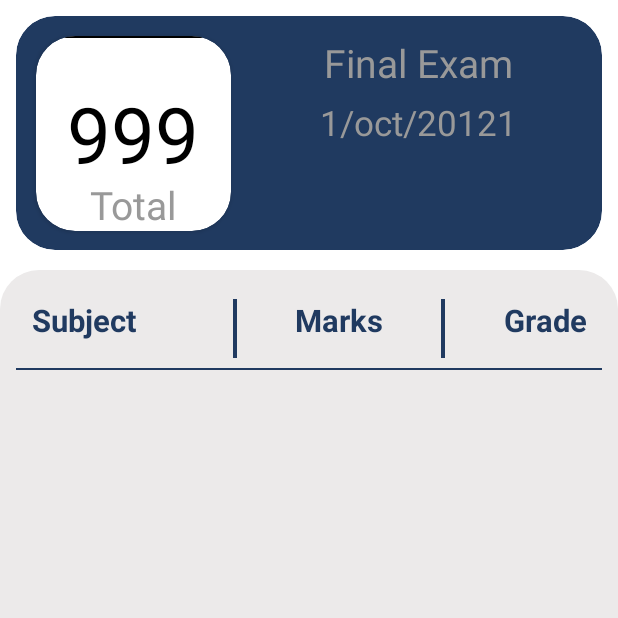
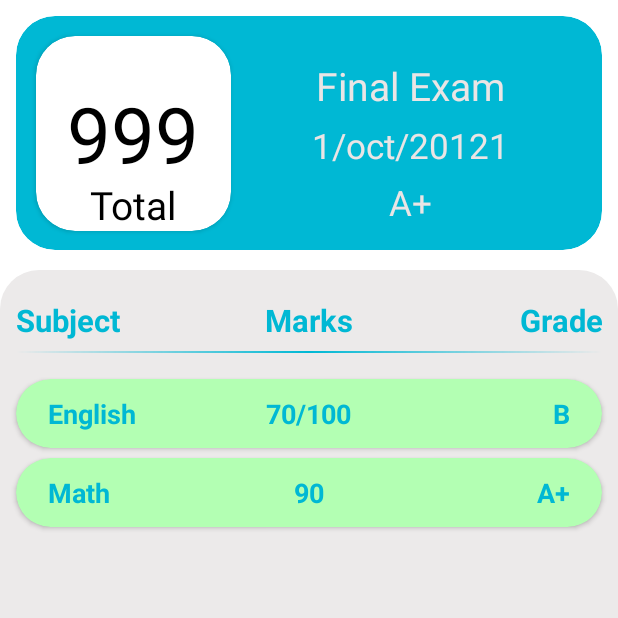
Before and after one commit to enfotrix/studentportl, an Android app: the ActivityResult screen opened directly, with no data from a screen before it, on a phone screen of 412 x 824 dp, the top half of it. Run offline under Robolectric (Android 15) with nearby library versions, the phone set to English and light mode, and no system bars; our stand-ins replace sdp/ssp sizes.

Commit message:
front end raw form complete

```diff
--- a/app/src/main/AndroidManifest.xml
+++ b/app/src/main/AndroidManifest.xml
@@ -34,6 +34,7 @@
 
                 <category android:name="android.intent.category.LAUNCHER" />
             </intent-filter>
+
         </activity>
         <activity android:name=".Activities.MainActivity">
 
--- a/app/src/main/java/com/enfotrix/studentportal/Activities/ActivityResult.java
+++ b/app/src/main/java/com/enfotrix/studentportal/Activities/ActivityResult.java
@@ -3,17 +3,64 @@ package com.enfotrix.studentportal.Activities;
 import android.os.Bundle;
 
 import androidx.appcompat.app.AppCompatActivity;
+import androidx.recyclerview.widget.LinearLayoutManager;
+import androidx.recyclerview.widget.RecyclerView;
 
+import com.enfotrix.studentportal.Adapters.Adapter_Result;
+import com.enfotrix.studentportal.Models.Model_Result;
 import com.enfotrix.studentportal.R;
 
+import java.util.ArrayList;
+
 public class ActivityResult extends AppCompatActivity {
+
+    // def var
+    RecyclerView rv_result;
+    ArrayList<Model_Result> resultArrayList;
+    Adapter_Result adapterResult;
 
     @Override
     protected void onCreate(Bundle savedInstanceState) {
         super.onCreate(savedInstanceState);
         setContentView(R.layout.activity_result);
+        getSupportActionBar().hide();
 
-        getSupportActionBar().hide();
+        // iniviews
+        IniViews();
+
+        ResultAdapter();
+
+    }
+
+    private void ResultAdapter() {
+
+        rv_result.setHasFixedSize(true);
+        rv_result.setHasFixedSize(true);
+        rv_result.setLayoutManager(new LinearLayoutManager(getApplicationContext()));
+
+        resultArrayList = new ArrayList<>();
+
+        Model_Result model_result = new Model_Result();
+        model_result.setSub_name("English");
+        model_result.setSub_marks("70/100");
+        model_result.setSub_grade("B");
+        resultArrayList.add(model_result);
+
+        Model_Result model_result1 = new Model_Result();
+        model_result1.setSub_name("Math");
+        model_result1.setSub_marks("90");
+        model_result1.setSub_grade("A+");
+        resultArrayList.add(model_result1);
+
+        adapterResult = new Adapter_Result(getApplicationContext(), resultArrayList);
+        rv_result.setAdapter(adapterResult);
+        adapterResult.notifyDataSetChanged();
+
+    }
+
+    private void IniViews() {
+
+        rv_result = findViewById(R.id.rv_result);
 
     }
 }
--- a/app/src/main/java/com/enfotrix/studentportal/Activities/Activity_full_image_container.java
+++ b/app/src/main/java/com/enfotrix/studentportal/Activities/Activity_full_image_container.java
@@ -57,6 +57,7 @@ public class Activity_full_image_container extends AppCompatActivity {
     }
 
     private void downloadImage() {
+
         BitmapDrawable drawable = (BitmapDrawable) fullImage.getDrawable();
         Bitmap bitmap = drawable.getBitmap();
         File filepath = Environment.getExternalStorageDirectory();
--- /dev/null
+++ b/app/src/main/java/com/enfotrix/studentportal/Adapters/Adapter_Result.java
@@ -0,0 +1,84 @@
+package com.enfotrix.studentportal.Adapters;
+
+import android.content.Context;
+import android.graphics.Color;
+import android.view.LayoutInflater;
+import android.view.View;
+import android.view.ViewGroup;
+import android.widget.TextView;
+
+import androidx.annotation.NonNull;
+import androidx.cardview.widget.CardView;
+import androidx.recyclerview.widget.RecyclerView;
+
+import com.enfotrix.studentportal.Models.Model_Result;
+import com.enfotrix.studentportal.R;
+
+import org.jetbrains.annotations.NotNull;
+
+import java.util.ArrayList;
+import java.util.Random;
+
+public class Adapter_Result extends RecyclerView.Adapter<Adapter_Result.ViewHolder> {
+    ArrayList<Model_Result> resultArrayList;
+    Context context;
+
+    public Adapter_Result(Context context, ArrayList<Model_Result> resultArrayList) {
+        this.context = context;
+        this.resultArrayList = resultArrayList;
+    }
+
+    @NonNull
+    @NotNull
+    @Override
+    public Adapter_Result.ViewHolder onCreateViewHolder(@NonNull @NotNull ViewGroup parent, int viewType) {
+        LayoutInflater layoutInflater = LayoutInflater.from(parent.getContext());
+        View listItem = layoutInflater.inflate(R.layout.list_result, parent, false);
+        ViewHolder viewHolder = new ViewHolder(listItem);
+        return viewHolder;
+    }
+
+    @Override
+    public void onBindViewHolder(@NonNull @NotNull Adapter_Result.ViewHolder holder, int position) {
+        final Model_Result model_result = resultArrayList.get(position);
+
+        holder.tv_sub.setText(model_result.getSub_name());
+        holder.tv_marks.setText(model_result.getSub_marks());
+        holder.tv_grade.setText(model_result.getSub_grade());
+    }
+
+    @Override
+    public int getItemCount() {
+        return resultArrayList.size();
+    }
+
+    public class ViewHolder extends RecyclerView.ViewHolder {
+        TextView tv_sub, tv_marks, tv_grade;
+        CardView cv_result;
+
+        public ViewHolder(@NonNull @NotNull View itemView) {
+            super(itemView);
+
+            tv_sub = itemView.findViewById(R.id.tv_sub);
+            tv_marks = itemView.findViewById(R.id.tv_marks);
+            tv_grade = itemView.findViewById(R.id.tv_grade);
+            cv_result = itemView.findViewById(R.id.cv_result);
+
+            cv_result.setCardBackgroundColor(getcolore());
+
+
+        }
+    }
+
+    private static int getcolore() {
+
+        int[] color = new int[]{Color.parseColor("#ffeb99"), Color.parseColor("#b3ffb3")};
+        int lenghth = color.length;
+
+        Random random = new Random();
+        int rand = random.nextInt(lenghth);
+        return color[rand];
+        // return Color.argb(255, random.nextInt(256), random.nextInt(256),     random.nextInt(256));
+
+    }
+}
--- /dev/null
+++ b/app/src/main/java/com/enfotrix/studentportal/Models/Model_Result.java
@@ -0,0 +1,42 @@
+package com.enfotrix.studentportal.Models;
+
+public class Model_Result {
+
+    String sub_name;
+    String sub_marks;
+    String sub_grade;
+
+    public Model_Result() {
+
+    }
+
+    public Model_Result(String sub_name, String sub_marks, String sub_grade) {
+        this.sub_name = sub_name;
+        this.sub_marks = sub_marks;
+        this.sub_grade = sub_grade;
+    }
+
+    public String getSub_name() {
+        return sub_name;
+    }
+
+    public void setSub_name(String sub_name) {
+        this.sub_name = sub_name;
+    }
+
+    public String getSub_marks() {
+        return sub_marks;
+    }
+
+    public void setSub_marks(String sub_marks) {
+        this.sub_marks = sub_marks;
+    }
+
+    public String getSub_grade() {
+        return sub_grade;
+    }
+
+    public void setSub_grade(String sub_grade) {
+        this.sub_grade = sub_grade;
+    }
+}
--- /dev/null
+++ b/app/src/main/res/drawable/resultlist_bg.xml
@@ -0,0 +1,7 @@
+<?xml version="1.0" encoding="utf-8"?>
+<shape android:shape="rectangle" xmlns:android="http://schemas.android.com/apk/res/android">
+
+    <solid android:color="@color/white"/>
+    <stroke android:color="@color/blue_dark" android:width="@dimen/_1sdp"/>
+
+</shape>
--- a/app/src/main/res/layout/activity_result.xml
+++ b/app/src/main/res/layout/activity_result.xml
@@ -36,26 +36,20 @@
                     <TextView
                         android:layout_width="match_parent"
                         android:layout_height="wrap_content"
+                        android:layout_centerInParent="true"
                         android:gravity="center_horizontal"
+
                         android:text="999"
-
-                        android:layout_centerInParent="true"
                         android:textColor="@color/black"
                         android:textSize="@dimen/_40ssp" />
-
-                    <View
-                        android:layout_width="match_parent"
-                        android:layout_height="@dimen/_1sdp"
-                        android:layout_marginHorizontal="@dimen/_15sdp"
-                        android:background="@color/black" />
 
                     <TextView
                         android:layout_width="match_parent"
                         android:layout_height="wrap_content"
+                        android:layout_alignParentBottom="true"
                         android:gravity="center_horizontal"
                         android:text="Total"
-                        android:layout_alignParentBottom="true"
-                        android:textColor="@color/black_m"
+                        android:textColor="@color/black"
                         android:textSize="@dimen/_20ssp" />
 
 
@@ -66,6 +60,7 @@
             <LinearLayout
                 android:layout_width="match_parent"
                 android:layout_height="match_parent"
+                android:gravity="center"
                 android:orientation="vertical">
 
                 <TextView
@@ -88,6 +83,16 @@
                     android:textColor="@color/black_m"
                     android:textSize="@dimen/_18ssp" />
 
+                <TextView
+                    android:layout_width="match_parent"
+                    android:layout_height="wrap_content"
+                    android:layout_marginTop="@dimen/_5sdp"
+                    android:layout_marginRight="@dimen/_8sdp"
+                    android:gravity="center_horizontal"
+                    android:text="A+"
+                    android:textColor="@color/black_m"
+                    android:textSize="@dimen/_18ssp" />
+
 
             </LinearLayout>
 
@@ -102,61 +107,44 @@
         android:background="@drawable/result_bg"
         android:orientation="vertical">
 
-        <LinearLayout
+        <RelativeLayout
             android:layout_width="match_parent"
             android:layout_height="wrap_content"
             android:layout_marginHorizontal="@dimen/_8sdp"
             android:layout_marginTop="@dimen/_15sdp"
-            android:orientation="horizontal"
-            android:weightSum="4">
+            android:orientation="horizontal">
 
             <TextView
                 android:id="@+id/tv_sub"
                 android:layout_width="wrap_content"
                 android:layout_height="wrap_content"
                 android:layout_alignParentLeft="true"
-                android:layout_weight="1"
-                android:paddingLeft="@dimen/_8sdp"
                 android:text="Subject"
                 android:textColor="@color/blue_dark"
                 android:textSize="@dimen/_16ssp"
                 android:textStyle="bold" />
 
-            <View
-                android:layout_width="@dimen/_2sdp"
-                android:layout_height="@dimen/_30ssp"
-                android:layout_marginLeft="@dimen/_20sdp"
-                android:layout_toRightOf="@+id/tv_sub"
-                android:background="@color/blue_dark" />
-
             <TextView
                 android:layout_width="wrap_content"
                 android:layout_height="wrap_content"
+                android:layout_centerInParent="true"
                 android:layout_weight="2"
-                android:gravity="center_horizontal"
                 android:text="Marks"
                 android:textColor="@color/blue_dark"
                 android:textSize="@dimen/_16ssp"
                 android:textStyle="bold" />
 
-            <View
-                android:layout_width="@dimen/_2sdp"
-                android:layout_height="@dimen/_30ssp"
-                android:layout_toRightOf="@+id/tv_sub"
-                android:background="@color/blue_dark" />
-
             <TextView
                 android:layout_width="wrap_content"
                 android:layout_height="wrap_content"
-                android:layout_weight="1"
+                android:layout_alignParentRight="true"
                 android:gravity="right"
-                android:paddingRight="@dimen/_8sdp"
                 android:text="Grade"
                 android:textColor="@color/blue_dark"
                 android:textSize="@dimen/_16ssp"
                 android:textStyle="bold" />
 
-        </LinearLayout>
+        </RelativeLayout>
 
         <View
             android:layout_width="match_parent"
@@ -164,7 +152,13 @@
             android:layout_below="@+id/tv_sub"
             android:layout_marginHorizontal="@dimen/_8sdp"
             android:layout_marginTop="@dimen/_5sdp"
-            android:background="@color/blue_dark" />
+            android:background="@drawable/shape_line" />
+
+        <androidx.recyclerview.widget.RecyclerView
+            android:id="@+id/rv_result"
+            android:layout_width="match_parent"
+            android:layout_height="match_parent"
+            android:layout_marginTop="@dimen/_8sdp" />
 
     </LinearLayout>
 
--- a/app/src/main/res/layout/fragment_home.xml
+++ b/app/src/main/res/layout/fragment_home.xml
@@ -132,6 +132,7 @@
                                     android:layout_alignParentRight="true"
                                     android:layout_alignParentBottom="true"
                                     android:paddingTop="@dimen/_20sdp"
+                                    android:scaleType="fitEnd"
                                     android:src="@drawable/datesheet" />
 
                                 <TextView
@@ -169,6 +170,7 @@
                                     android:layout_alignParentRight="true"
                                     android:layout_alignParentBottom="true"
                                     android:paddingTop="@dimen/_20sdp"
+                                    android:scaleType="fitEnd"
                                     android:src="@drawable/timetable" />
 
                                 <TextView
@@ -305,6 +307,7 @@
                                     android:layout_alignParentRight="true"
                                     android:layout_alignParentBottom="true"
                                     android:paddingTop="@dimen/_20sdp"
+                                    android:scaleType="fitEnd"
                                     android:src="@drawable/feedback" />
 
                                 <TextView
@@ -342,6 +345,7 @@
                                     android:layout_height="match_parent"
                                     android:layout_alignParentRight="true"
                                     android:layout_alignParentBottom="true"
+                                    android:scaleType="fitEnd"
                                     android:paddingTop="@dimen/_20sdp"
                                     android:src="@drawable/galleryimg" />
 
@@ -381,6 +385,7 @@
                                     android:layout_alignParentRight="true"
                                     android:layout_alignParentBottom="true"
                                     android:paddingTop="@dimen/_20sdp"
+                                    android:scaleType="fitEnd"
                                     android:src="@drawable/contacticon" />
 
                                 <TextView
@@ -413,6 +418,7 @@
                                 android:layout_height="match_parent">
 
                                 <ImageView
+                                    android:scaleType="fitEnd"
                                     android:layout_width="match_parent"
                                     android:layout_height="match_parent"
                                     android:layout_alignParentRight="true"
--- a/app/src/main/res/layout/fragment_notifications.xml
+++ b/app/src/main/res/layout/fragment_notifications.xml
@@ -3,6 +3,7 @@
     xmlns:tools="http://schemas.android.com/tools"
     android:layout_width="match_parent"
     android:layout_height="match_parent"
+    android:background="@color/blue_dark"
     tools:context=".Fragments.NotificationsFragment">
 
     <androidx.swiperefreshlayout.widget.SwipeRefreshLayout xmlns:android="http://schemas.android.com/apk/res/android"
@@ -21,8 +22,8 @@
                 android:layout_height="wrap_content"
                 android:layout_margin="@dimen/_15sdp"
                 android:text="@string/str_notifications"
-                android:textColor="@color/black"
-                android:textSize="@dimen/_16ssp"
+                android:textColor="@color/black_m"
+                android:textSize="@dimen/_22ssp"
                 android:textStyle="bold" />
 
             <ScrollView
@@ -48,7 +49,7 @@
                         android:id="@+id/list_Notifi"
                         android:layout_width="match_parent"
                         android:layout_height="wrap_content"
-                        android:layout_marginTop="10dp" />
+                        android:layout_marginTop="@dimen/_5sdp" />
 
                     <TextView
                         android:visibility="gone"
--- a/app/src/main/res/layout/list_notifi.xml
+++ b/app/src/main/res/layout/list_notifi.xml
@@ -9,9 +9,8 @@
         android:layout_height="wrap_content"
         android:layout_marginHorizontal="@dimen/_8sdp"
         android:layout_marginTop="8dp"
-        android:elevation="8dp"
         app:cardCornerRadius="8dp"
-        app:cardElevation="8dp">
+        >
 
         <RelativeLayout
             android:id="@+id/layout_Notify"
@@ -24,6 +23,7 @@
                 android:id="@+id/circlr_img"
                 android:layout_width="@dimen/_45sdp"
                 android:layout_height="@dimen/_45sdp"
+                android:layout_marginHorizontal="@dimen/_5sdp"
                 android:layout_centerVertical="true"
                 android:src="@drawable/slogo"
                 app:civ_border_color="@color/blue_dark"
--- /dev/null
+++ b/app/src/main/res/layout/list_result.xml
@@ -0,0 +1,58 @@
+<?xml version="1.0" encoding="utf-8"?>
+<androidx.cardview.widget.CardView xmlns:android="http://schemas.android.com/apk/res/android"
+    xmlns:app="http://schemas.android.com/apk/res-auto"
+    android:id="@+id/cv_result"
+    android:layout_width="match_parent"
+    android:layout_height="wrap_content"
+    android:layout_marginHorizontal="@dimen/_8sdp"
+    android:layout_marginTop="@dimen/_5sdp"
+
+    android:orientation="vertical"
+    app:cardCornerRadius="@dimen/_20sdp">
+
+    <RelativeLayout
+        android:layout_width="match_parent"
+        android:layout_height="wrap_content"
+        android:layout_marginHorizontal="@dimen/_8sdp"
+        android:layout_marginVertical="@dimen/_8sdp"
+        android:orientation="horizontal">
+
+        <TextView
+            android:id="@+id/tv_sub"
+            android:layout_width="wrap_content"
+            android:layout_height="wrap_content"
+            android:layout_alignParentLeft="true"
+            android:layout_centerVertical="true"
+            android:paddingLeft="@dimen/_8sdp"
+            android:text="Subject"
+            android:textColor="@color/blue_dark"
+            android:textSize="@dimen/_14ssp"
+            android:textStyle="bold" />
+
+        <TextView
+            android:id="@+id/tv_marks"
+            android:layout_width="wrap_content"
+            android:layout_height="wrap_content"
+            android:layout_centerInParent="true"
+            android:layout_weight="2"
+            android:text="Marks"
+            android:textColor="@color/blue_dark"
+            android:textSize="@dimen/_14ssp"
+            android:textStyle="bold" />
+
+        <TextView
+            android:id="@+id/tv_grade"
+            android:layout_width="wrap_content"
+            android:layout_height="wrap_content"
+            android:layout_alignParentRight="true"
+            android:layout_centerVertical="true"
+            android:gravity="right"
+            android:paddingRight="@dimen/_8sdp"
+            android:text="Grade"
+            android:textColor="@color/blue_dark"
+            android:textSize="@dimen/_14ssp"
+            android:textStyle="bold" />
+
+    </RelativeLayout>
+
+</androidx.cardview.widget.CardView>
--- a/app/src/main/res/values/colors.xml
+++ b/app/src/main/res/values/colors.xml
@@ -1,8 +1,8 @@
 <?xml version="1.0" encoding="utf-8"?>
 <resources>
     <color name="purple_200">#FFBB86FC</color>
-    <color name="blue_dark">#203a60</color>
-    <color name="black_m">#999999</color>
+    <color name="blue_dark">#00B8D4</color>
+    <color name="black_m">#EAE5E5</color>
     <color name="teal_200">#FF03DAC5</color>
     <color name="teal_700">#FF018786</color>
     <color name="black">#FF000000</color>
```
